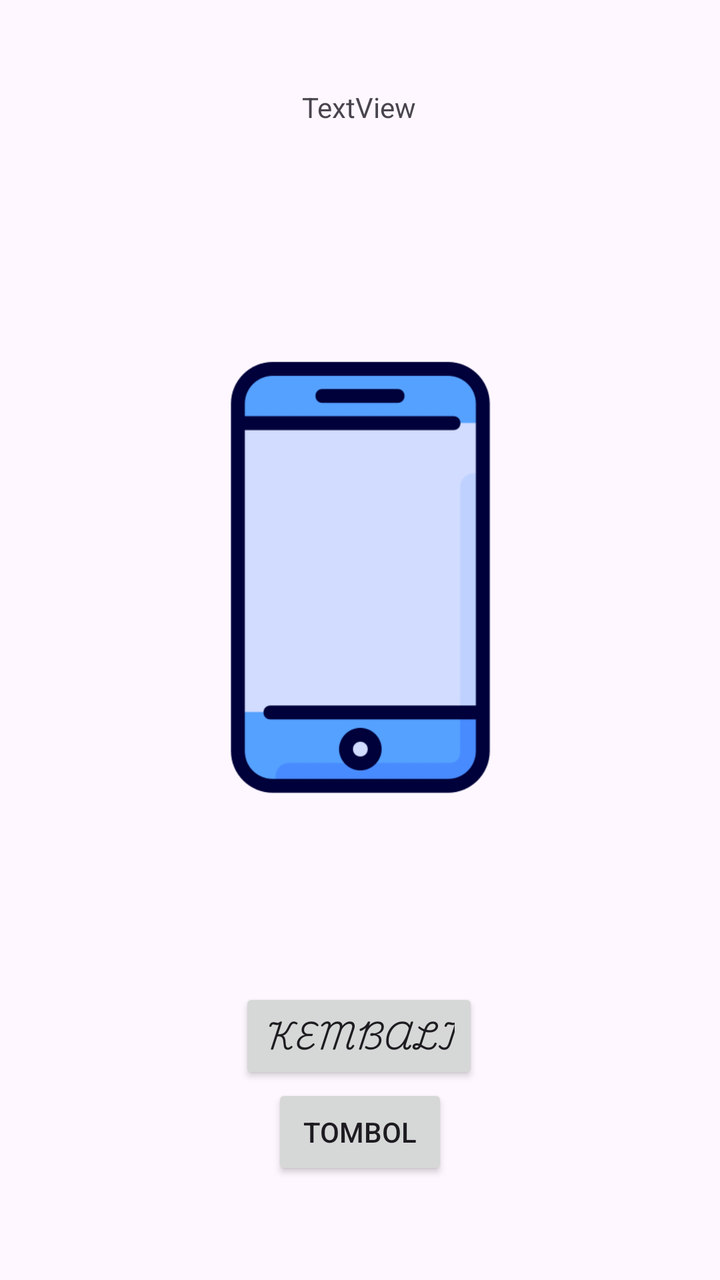
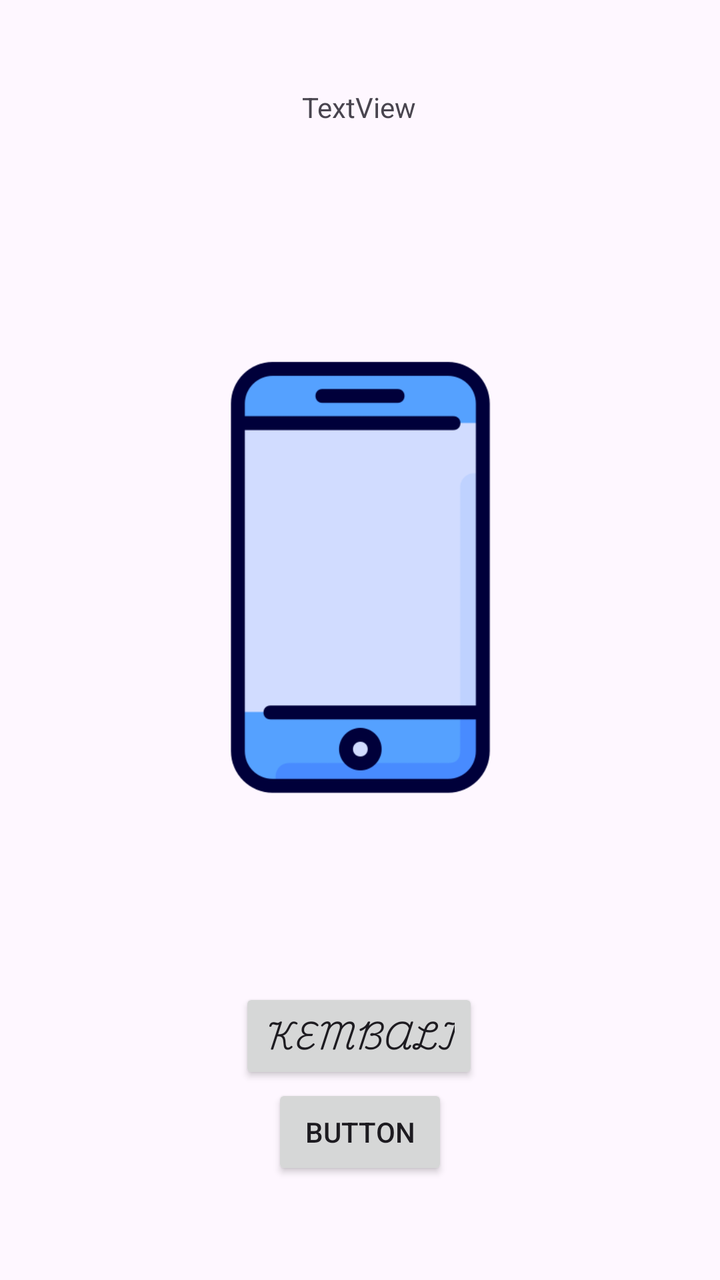

Before-and-after screenshots of an Android layout around one commit, followed by the original layout XML and the change that was made.
<!-- AndroidManifest.xml: application theme Theme.BellApps -->
<!-- res/layout/activity_fourth.xml -->
<?xml version="1.0" encoding="utf-8"?>
<androidx.constraintlayout.widget.ConstraintLayout xmlns:android="http://schemas.android.com/apk/res/android"
    xmlns:app="http://schemas.android.com/apk/res-auto"
    xmlns:tools="http://schemas.android.com/tools"
    android:id="@+id/main"
    android:layout_width="match_parent"
    android:layout_height="match_parent"
    tools:context=".pertemuan_4.FourthActivity">

    <Button
        android:id="@+id/btnFour"
        android:layout_width="wrap_content"
        android:layout_height="wrap_content"
        android:layout_marginTop="44dp"
        android:fontFamily="@font/tegaksambung"
        android:text="Kembali"
        app:layout_constraintEnd_toEndOf="parent"
        app:layout_constraintHorizontal_bias="0.498"
        app:layout_constraintStart_toStartOf="parent"
        app:layout_constraintTop_toBottomOf="@+id/imageView3" />

    <ImageView
        android:id="@+id/imageView3"
        android:layout_width="222dp"
        android:layout_height="323dp"
        android:layout_marginTop="64dp"
        app:layout_constraintEnd_toEndOf="parent"
        app:layout_constraintStart_toStartOf="parent"
        app:layout_constraintTop_toBottomOf="@+id/textView5"
        app:srcCompat="@drawable/smartphone" />

    <TextView
        android:id="@+id/textView5"
        android:layout_width="wrap_content"
        android:layout_height="wrap_content"
        android:layout_marginTop="44dp"
        android:text="TextView"
        app:layout_constraintEnd_toEndOf="parent"
        app:layout_constraintHorizontal_bias="0.498"
        app:layout_constraintStart_toStartOf="parent"
        app:layout_constraintTop_toTopOf="parent" />

    <Button
        android:id="@+id/btnShowSnackbar"
        android:layout_width="wrap_content"
        android:layout_height="wrap_content"
        android:text="tombol"
        app:layout_constraintEnd_toEndOf="parent"
        app:layout_constraintStart_toStartOf="parent"
        app:layout_constraintTop_toBottomOf="@+id/btnFour" />
</androidx.constraintlayout.widget.ConstraintLayout>
<!-- resources referenced by this layout -->
<resources>
  <!-- drawable smartphone: png bitmap (drawable, 9112 bytes) -->
  <style name="Theme.BellApps" parent="Base.Theme.BellApps" />
  <style name="Base.Theme.BellApps" parent="Theme.Material3.DayNight.NoActionBar">
          
          
      </style>
</resources>

<!-- the commit's change to res/layout/activity_fourth.xml (unified diff, before → after) -->
@@ -44,7 +44,7 @@
         android:id="@+id/btnShowSnackbar"
         android:layout_width="wrap_content"
         android:layout_height="wrap_content"
-        android:text="tombol"
+        android:text="Button"
         app:layout_constraintEnd_toEndOf="parent"
         app:layout_constraintStart_toStartOf="parent"
         app:layout_constraintTop_toBottomOf="@+id/btnFour" />
